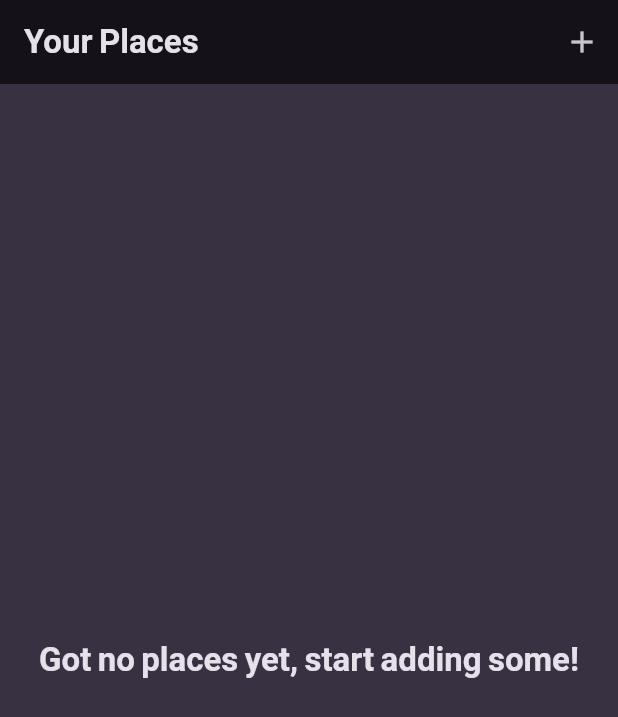
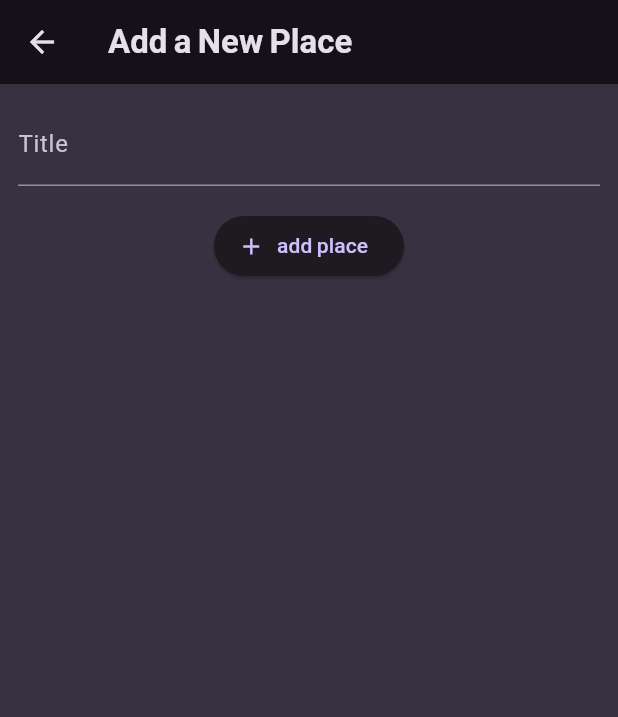
Before and after one commit to sibeux/flutter_mobile, a Flutter app: the screen it shows after launch, after a tap on the "add" icon, on a phone screen of 412 x 824 dp. Shown: the top 717 px of the screen. Run offline on Flutter 3.47's test engine with Material 3 defaults, Android fonts, the phone set to English and light mode, and no system bars; our stand-ins replace flutter_riverpod, google_fonts, hexcolor, smooth_page_indicator, transparent_image, velocity_x.

Commit message:
Add AddPlaceScreen and navigate to it from PlacesScreen

```diff
--- a/lib/udemy_max/favorite_places/screens/add_place.dart
+++ b/lib/udemy_max/favorite_places/screens/add_place.dart
@@ -0,0 +1,48 @@
+import 'package:flutter/material.dart';
+
+class AddPlaceScreen extends StatefulWidget {
+  const AddPlaceScreen({super.key});
+
+  @override
+  State<AddPlaceScreen> createState() => _AddPlaceScreenState();
+}
+
+class _AddPlaceScreenState extends State<AddPlaceScreen> {
+  final _titleController = TextEditingController();
+
+  @override
+  void dispose() {
+    _titleController.dispose();
+    super.dispose();
+  }
+
+  @override
+  Widget build(BuildContext context) {
+    return Scaffold(
+      appBar: AppBar(
+        title: const Text('Add a New Place'),
+      ),
+      body: SingleChildScrollView(
+        padding: const EdgeInsets.all(12),
+        child: Column(
+          children: [
+            TextField(
+              decoration: const InputDecoration(labelText: 'Title'),
+              controller: _titleController,
+              style:
+                  TextStyle(color: Theme.of(context).colorScheme.onBackground),
+            ),
+            const SizedBox(
+              height: 16,
+            ),
+            ElevatedButton.icon(
+              onPressed: () {},
+              icon: const Icon(Icons.add),
+              label: const Text('add place'),
+            )
+          ],
+        ),
+      ),
+    );
+  }
+}
--- a/lib/udemy_max/favorite_places/screens/places.dart
+++ b/lib/udemy_max/favorite_places/screens/places.dart
@@ -1,4 +1,5 @@
 import 'package:flutter/material.dart';
+import 'package:flutter_mobile/udemy_max/favorite_places/screens/add_place.dart';
 import 'package:flutter_mobile/udemy_max/favorite_places/widgets/places_list.dart';
 
 class PlacesScreen extends StatelessWidget {
@@ -14,6 +15,11 @@ class PlacesScreen extends StatelessWidget {
             icon: const Icon(Icons.add),
             onPressed: () {
               // Navigate to add place screen
+              Navigator.of(context).push(
+                MaterialPageRoute(
+                  builder: (context) => const AddPlaceScreen(),
+                ),
+              );
             },
           ),
         ],
```
